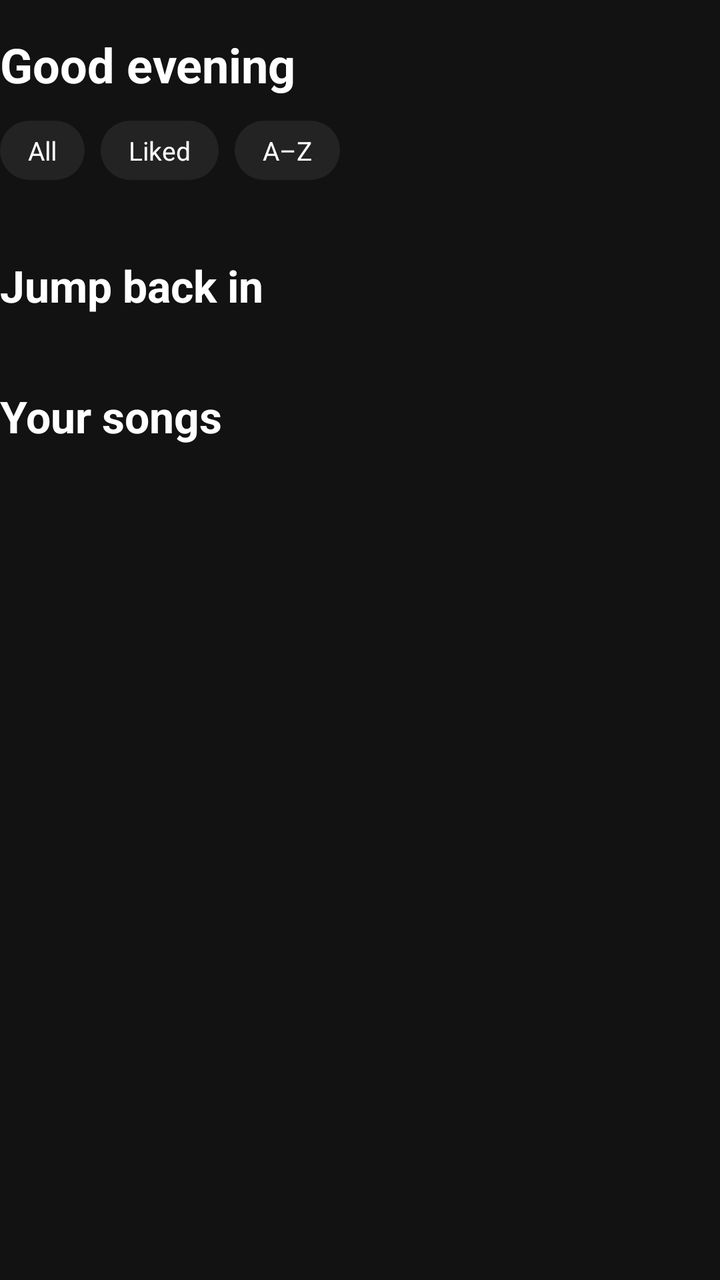
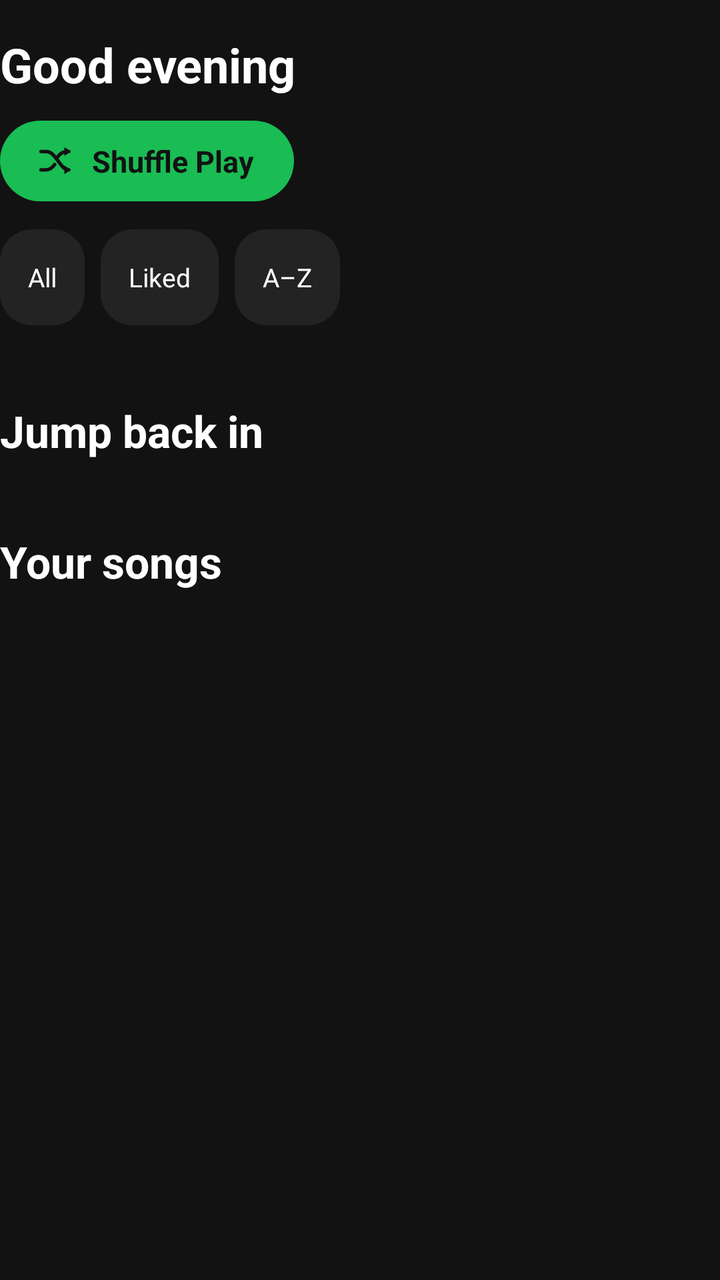

The first picture is an Android layout as it rendered before a commit; the second is the same layout after the commit. The layout source and the unified diff follow.
<!-- AndroidManifest.xml: application theme AppTheme -->
<!-- res/layout/layout_home_header.xml -->
<?xml version="1.0" encoding="utf-8"?>
<LinearLayout xmlns:android="http://schemas.android.com/apk/res/android"
    android:layout_width="match_parent"
    android:layout_height="wrap_content"
    android:orientation="vertical">

    <TextView
        android:id="@+id/greetingText"
        android:layout_width="wrap_content"
        android:layout_height="wrap_content"
        android:layout_marginTop="16dp"
        android:layout_marginBottom="12dp"
        android:text="Good evening"
        android:textColor="@color/spotify_white"
        android:textSize="24sp"
        android:textStyle="bold" />

    <LinearLayout
        android:layout_width="wrap_content"
        android:layout_height="wrap_content"
        android:layout_marginBottom="14dp"
        android:orientation="horizontal">

        <TextView
            android:id="@+id/chipAll"
            android:layout_width="wrap_content"
            android:layout_height="wrap_content"
            android:background="@drawable/bg_sort_chip"
            android:paddingStart="14dp"
            android:paddingEnd="14dp"
            android:paddingTop="6dp"
            android:paddingBottom="6dp"
            android:text="All"
            android:textColor="@color/spotify_white"
            android:textSize="13sp" />

        <TextView
            android:id="@+id/chipLiked"
            android:layout_width="wrap_content"
            android:layout_height="wrap_content"
            android:layout_marginStart="8dp"
            android:background="@drawable/bg_sort_chip"
            android:paddingStart="14dp"
            android:paddingEnd="14dp"
            android:paddingTop="6dp"
            android:paddingBottom="6dp"
            android:text="Liked"
            android:textColor="@color/spotify_white"
            android:textSize="13sp" />

        <TextView
            android:id="@+id/chipAz"
            android:layout_width="wrap_content"
            android:layout_height="wrap_content"
            android:layout_marginStart="8dp"
            android:background="@drawable/bg_sort_chip"
            android:paddingStart="14dp"
            android:paddingEnd="14dp"
            android:paddingTop="6dp"
            android:paddingBottom="6dp"
            android:text="A–Z"
            android:textColor="@color/spotify_white"
            android:textSize="13sp" />
    </LinearLayout>

    <GridView
        android:id="@+id/quickGrid"
        android:listSelector="@android:color/transparent"
        android:layout_width="match_parent"
        android:layout_height="wrap_content"
        android:horizontalSpacing="0dp"
        android:numColumns="2"
        android:stretchMode="columnWidth"
        android:verticalSpacing="0dp" />

    <TextView
        android:id="@+id/shelfTitle"
        android:layout_width="wrap_content"
        android:layout_height="wrap_content"
        android:layout_marginTop="24dp"
        android:layout_marginBottom="12dp"
        android:text="Jump back in"
        android:textColor="@color/spotify_white"
        android:textSize="22sp"
        android:textStyle="bold" />

    <HorizontalScrollView
        android:id="@+id/shelfScroll"
        android:layout_width="match_parent"
        android:layout_height="wrap_content"
        android:clipToPadding="false"
        android:scrollbars="none">

        <LinearLayout
            android:id="@+id/shelfRow"
            android:layout_width="wrap_content"
            android:layout_height="wrap_content"
            android:orientation="horizontal" />
    </HorizontalScrollView>

    <TextView
        android:id="@+id/forgotTitle"
        android:layout_width="wrap_content"
        android:layout_height="wrap_content"
        android:layout_marginTop="24dp"
        android:layout_marginBottom="12dp"
        android:text="Forgotten favorites"
        android:textColor="@color/spotify_white"
        android:textSize="22sp"
        android:textStyle="bold"
        android:visibility="gone" />

    <HorizontalScrollView
        android:id="@+id/forgotScroll"
        android:layout_width="match_parent"
        android:layout_height="wrap_content"
        android:clipToPadding="false"
        android:scrollbars="none"
        android:visibility="gone">

        <LinearLayout
            android:id="@+id/forgotRow"
            android:layout_width="wrap_content"
            android:layout_height="wrap_content"
            android:orientation="horizontal" />
    </HorizontalScrollView>

    <TextView
        android:layout_width="wrap_content"
        android:layout_height="wrap_content"
        android:layout_marginTop="24dp"
        android:layout_marginBottom="8dp"
        android:text="Your songs"
        android:textColor="@color/spotify_white"
        android:textSize="22sp"
        android:textStyle="bold" />
</LinearLayout>
<!-- resources referenced by this layout -->
<resources>
  <color name="spotify_white">#FFFFFF</color>
  <!-- drawable bg_sort_chip (drawable) -->
  <?xml version="1.0" encoding="utf-8"?>
  <shape xmlns:android="http://schemas.android.com/apk/res/android" android:shape="rectangle"><corners android:radius="16dp"/><solid android:color="#232323"/></shape>
  <style name="AppTheme" parent="android:Theme.Material.NoActionBar">
          <item name="android:windowBackground">@color/spotify_black</item>
          <item name="android:colorAccent">@color/spotify_green</item>
          <item name="android:statusBarColor">@color/spotify_black</item>
          <item name="android:navigationBarColor">@color/spotify_black</item>
          <item name="android:windowLightStatusBar">false</item>
          <item name="android:windowLightNavigationBar">false</item>
          <item name="amoledBg">@color/spotify_black</item>
          <item name="amoledSurface">@color/spotify_surface</item>
          <item name="amoledCard">@color/spotify_card</item>
      </style>
  <color name="spotify_black">#121212</color>
  <color name="spotify_green">#1ABC54</color>
  <color name="spotify_surface">#181818</color>
  <color name="spotify_card">#282828</color>
</resources>

<!-- the commit's change to res/layout/layout_home_header.xml (unified diff, before → after) -->
@@ -10,10 +10,41 @@
         android:layout_height="wrap_content"
         android:layout_marginTop="16dp"
         android:layout_marginBottom="12dp"
-        android:text="Good evening"
+        android:text="@string/auto_good_evening"
         android:textColor="@color/spotify_white"
         android:textSize="24sp"
         android:textStyle="bold" />
+
+    <LinearLayout
+        android:id="@+id/homeShuffleBtn"
+        android:layout_width="wrap_content"
+        android:layout_height="wrap_content"
+        android:layout_marginBottom="14dp"
+        android:background="@drawable/bg_shuffle_play"
+        android:foreground="@drawable/row_selector"
+        android:gravity="center_vertical"
+        android:orientation="horizontal"
+        android:paddingStart="18dp"
+        android:paddingEnd="20dp"
+        android:paddingTop="10dp"
+        android:paddingBottom="10dp">
+
+        <ImageView
+            android:layout_width="20dp"
+            android:layout_height="20dp"
+            android:contentDescription="@string/auto_shuffle_play"
+            android:src="@drawable/ic_shuffle"
+            android:tint="@color/spotify_black" />
+
+        <TextView
+            android:layout_width="wrap_content"
+            android:layout_height="wrap_content"
+            android:layout_marginStart="8dp"
+            android:text="@string/auto_shuffle_play"
+            android:textColor="@color/spotify_black"
+            android:textSize="15sp"
+            android:textStyle="bold" />
+    </LinearLayout>
 
     <LinearLayout
         android:layout_width="wrap_content"
@@ -25,12 +56,14 @@
             android:id="@+id/chipAll"
             android:layout_width="wrap_content"
             android:layout_height="wrap_content"
+            android:minHeight="48dp"
+            android:gravity="center_vertical"
             android:background="@drawable/bg_sort_chip"
             android:paddingStart="14dp"
             android:paddingEnd="14dp"
             android:paddingTop="6dp"
             android:paddingBottom="6dp"
-            android:text="All"
+            android:text="@string/auto_all"
             android:textColor="@color/spotify_white"
             android:textSize="13sp" />
 
@@ -38,13 +71,15 @@
             android:id="@+id/chipLiked"
             android:layout_width="wrap_content"
             android:layout_height="wrap_content"
+            android:minHeight="48dp"
+            android:gravity="center_vertical"
             android:layout_marginStart="8dp"
             android:background="@drawable/bg_sort_chip"
             android:paddingStart="14dp"
             android:paddingEnd="14dp"
             android:paddingTop="6dp"
             android:paddingBottom="6dp"
-            android:text="Liked"
+            android:text="@string/auto_liked"
             android:textColor="@color/spotify_white"
             android:textSize="13sp" />
 
@@ -52,13 +87,15 @@
             android:id="@+id/chipAz"
             android:layout_width="wrap_content"
             android:layout_height="wrap_content"
+            android:minHeight="48dp"
+            android:gravity="center_vertical"
             android:layout_marginStart="8dp"
             android:background="@drawable/bg_sort_chip"
             android:paddingStart="14dp"
             android:paddingEnd="14dp"
             android:paddingTop="6dp"
             android:paddingBottom="6dp"
-            android:text="A–Z"
+            android:text="@string/auto_a_z"
             android:textColor="@color/spotify_white"
             android:textSize="13sp" />
     </LinearLayout>
@@ -79,7 +116,7 @@
         android:layout_height="wrap_content"
         android:layout_marginTop="24dp"
         android:layout_marginBottom="12dp"
-        android:text="Jump back in"
+        android:text="@string/auto_jump_back_in"
         android:textColor="@color/spotify_white"
         android:textSize="22sp"
         android:textStyle="bold" />
@@ -104,7 +141,7 @@
         android:layout_height="wrap_content"
         android:layout_marginTop="24dp"
         android:layout_marginBottom="12dp"
-        android:text="Forgotten favorites"
+        android:text="@string/auto_forgotten_favorites"
         android:textColor="@color/spotify_white"
         android:textSize="22sp"
         android:textStyle="bold"
@@ -130,7 +167,7 @@
         android:layout_height="wrap_content"
         android:layout_marginTop="24dp"
         android:layout_marginBottom="8dp"
-        android:text="Your songs"
+        android:text="@string/auto_your_songs"
         android:textColor="@color/spotify_white"
         android:textSize="22sp"
         android:textStyle="bold" />
<!-- resource entries referenced after the edit -->
@@ -1,9 +1,74 @@
 <!-- resources referenced by this layout -->
 <resources>
   <color name="spotify_white">#FFFFFF</color>
+  <!-- drawable bg_shuffle_play (drawable) -->
+  <?xml version="1.0" encoding="utf-8"?>
+  <shape xmlns:android="http://schemas.android.com/apk/res/android" android:shape="rectangle">
+      <corners android:radius="999dp" />
+      <solid android:color="@color/spotify_green" />
+  </shape>
   <!-- drawable bg_sort_chip (drawable) -->
   <?xml version="1.0" encoding="utf-8"?>
   <shape xmlns:android="http://schemas.android.com/apk/res/android" android:shape="rectangle"><corners android:radius="16dp"/><solid android:color="#232323"/></shape>
+  <!-- drawable ic_shuffle (drawable) -->
+  <?xml version="1.0" encoding="utf-8"?>
+  <vector xmlns:android="http://schemas.android.com/apk/res/android"
+      android:width="24dp"
+      android:height="24dp"
+      android:viewportWidth="24"
+      android:viewportHeight="24">
+      <path
+          android:fillColor="@android:color/transparent"
+          android:strokeColor="#FFFFFF"
+          android:strokeWidth="2.1"
+          android:strokeLineCap="round"
+          android:strokeLineJoin="round"
+          android:pathData="M3,6.5 L6,6.5 C8.8,6.5 10.4,8.4 12.2,10.8 L14.1,13.3 C15.9,15.7 17.3,17.5 19.6,17.5" />
+      <path
+          android:fillColor="@android:color/transparent"
+          android:strokeColor="#FFFFFF"
+          android:strokeWidth="2.1"
+          android:strokeLineCap="round"
+          android:strokeLineJoin="round"
+          android:pathData="M3,17.5 L6,17.5 C8.4,17.5 9.9,16.1 11.2,14.3" />
+      <path
+          android:fillColor="@android:color/transparent"
+          android:strokeColor="#FFFFFF"
+          android:strokeWidth="2.1"
+          android:strokeLineCap="round"
+          android:strokeLineJoin="round"
+          android:pathData="M13,9.7 C14.7,7.5 16.1,6.5 19.6,6.5" />
+      <path
+          android:fillColor="#FFFFFF"
+          android:pathData="M17,3.9 L21,6.5 L17,9.1 Z" />
+      <path
+          android:fillColor="#FFFFFF"
+          android:pathData="M17,14.9 L21,17.5 L17,20.1 Z" />
+  </vector>
+  <!-- drawable row_selector (drawable) -->
+  <?xml version="1.0" encoding="utf-8"?>
+  <selector xmlns:android="http://schemas.android.com/apk/res/android"
+      android:enterFadeDuration="250"
+      android:exitFadeDuration="550">
+      <item android:state_pressed="true">
+          <shape android:shape="rectangle">
+              <solid android:color="#26FFFFFF" />
+          </shape>
+      </item>
+      <item>
+          <shape android:shape="rectangle">
+              <solid android:color="#00000000" />
+          </shape>
+      </item>
+  </selector>
+  <string name="auto_a_z">"A–Z"</string>
+  <string name="auto_all">"All"</string>
+  <string name="auto_forgotten_favorites">"Forgotten favorites"</string>
+  <string name="auto_good_evening">"Good evening"</string>
+  <string name="auto_jump_back_in">"Jump back in"</string>
+  <string name="auto_liked">"Liked"</string>
+  <string name="auto_shuffle_play">"Shuffle Play"</string>
+  <string name="auto_your_songs">"Your songs"</string>
   <style name="AppTheme" parent="android:Theme.Material.NoActionBar">
           <item name="android:windowBackground">@color/spotify_black</item>
           <item name="android:colorAccent">@color/spotify_green</item>
